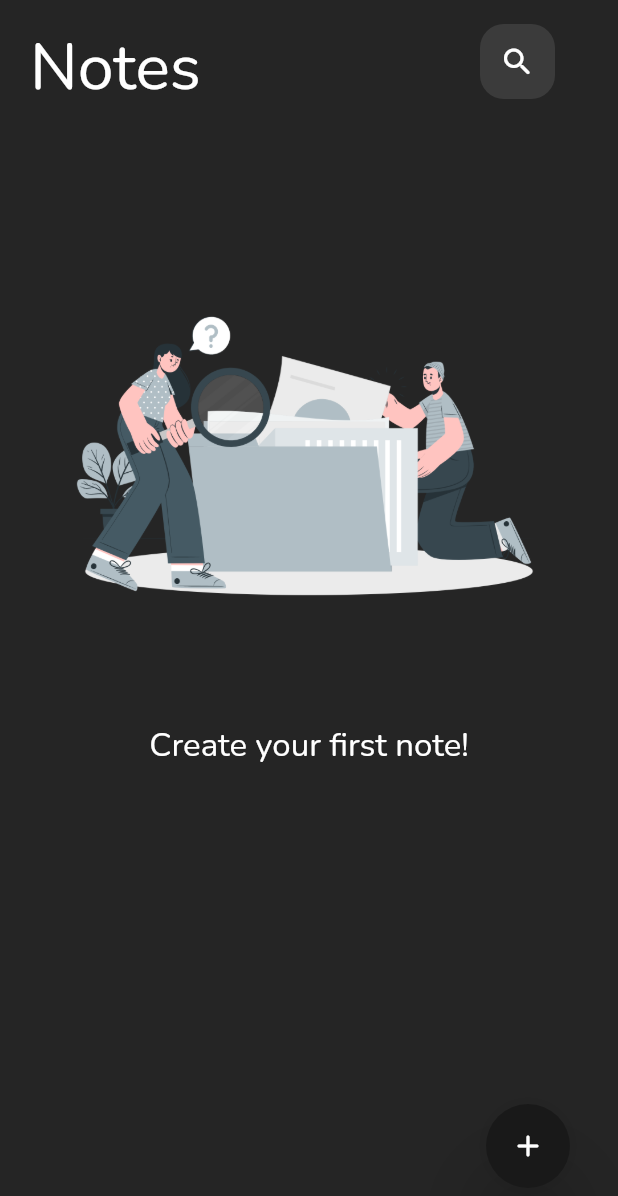
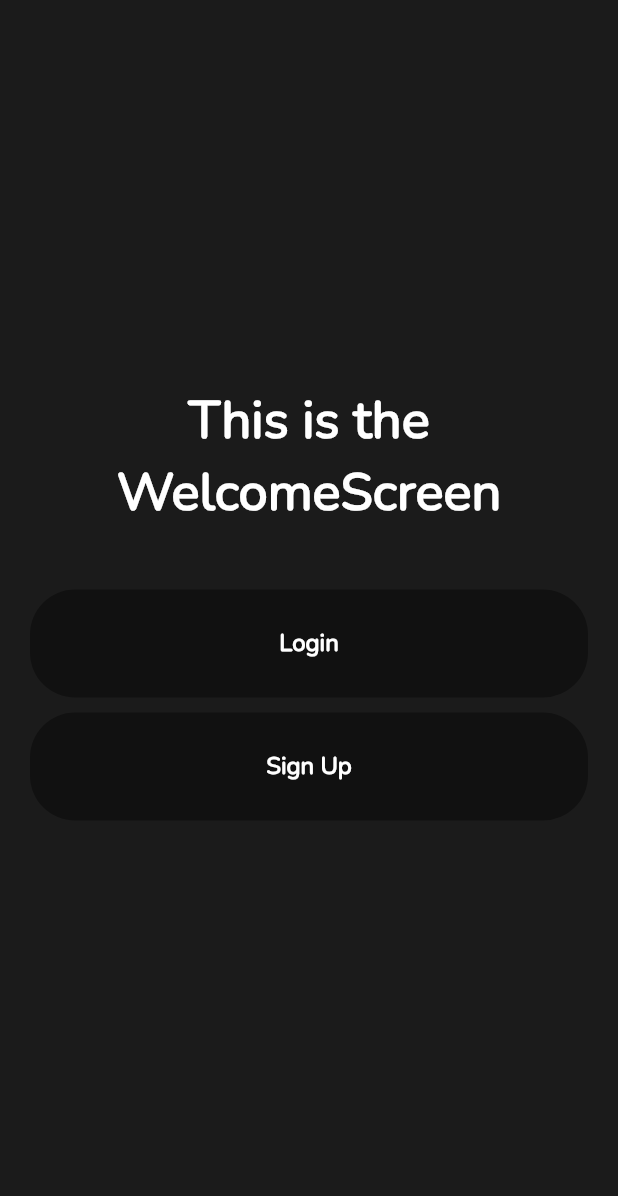
Before and after one commit to MaulanaArya30/Note-Taking-App, a Flutter app: the screen it shows after launch, on a phone screen of 412 x 824 dp. Shown: the top 1196 px of the screen. Run offline on Flutter 3.47's test engine with Material 2 defaults, Android fonts, the phone set to English and light mode, and no system bars; our stand-ins replace bloc, drift; accounts and stored records are empty; generated files the repository leaves out were written again.

Commit message:
main.dart

```diff
--- a/lib/main.dart
+++ b/lib/main.dart
@@ -1,10 +1,14 @@
 import 'package:app_client/blocs/notes_color_cubit.dart';
 import 'package:app_client/blocs/notes_cubit.dart';
 import 'package:app_client/ui/add_note_screen.dart';
+import 'package:app_client/ui/login_page.dart';
 import 'package:app_client/ui/main_screen.dart';
 import 'package:app_client/ui/search_screen.dart';
 import 'package:app_client/ui/show_note_screen.dart';
+import 'package:app_client/ui/signup_page.dart';
 import 'package:app_client/ui/theme/app_theme.dart';
+//import 'package:app_client/ui/welcome_page.dart';
+import 'package:app_client/ui/welcome_screen.dart';
 import 'package:flutter/material.dart';
 import 'package:provider/provider.dart';
 
@@ -40,10 +44,13 @@ class MyApp extends StatelessWidget {
         debugShowCheckedModeBanner: false,
         initialRoute: '/',
         routes: {
-          '/': (context) => const MainScreen(),
+          '/': (context) => const WelcomeScreen(),
+          '/mainscreen': (context) => const MainScreen(),
           '/search': (context) => const SearchScreen(),
           '/add': (context) => NoteAddScreen(),
           '/show': (context) => ShowNoteScreen(),
+          '/login': (context) => const LoginScreen(),
+          '/signup': (context) => const SignupScreen(),
         },
       ),
     );
--- /dev/null
+++ b/lib/ui/welcome_screen.dart
@@ -0,0 +1,76 @@
+import 'package:flutter/material.dart';
+import 'package:flutter/src/foundation/key.dart';
+import 'package:flutter/src/widgets/framework.dart';
+
+class WelcomeScreen extends StatefulWidget {
+  const WelcomeScreen({Key? key}) : super(key: key);
+
+  @override
+  State<WelcomeScreen> createState() => _WelcomeScreenState();
+}
+
+class _WelcomeScreenState extends State<WelcomeScreen> {
+  @override
+  Widget build(BuildContext context) {
+    return Scaffold(
+        body: Container(
+      color: Colors.black26,
+      child: Stack(
+        children: [
+          Center(
+            child: Column(
+              mainAxisAlignment: MainAxisAlignment.center,
+              crossAxisAlignment: CrossAxisAlignment.stretch,
+              children: [
+                Text(
+                  "This is the WelcomeScreen",
+                  textAlign: TextAlign.center,
+                  style: TextStyle(
+                    color: Colors.white,
+                    fontSize: 35,
+                    fontWeight: FontWeight.bold,
+                  ),
+                ),
+                SizedBox(height: 20),
+                Padding(
+                  padding: const EdgeInsets.fromLTRB(20, 20, 20, 5),
+                  child: FlatButton(
+                    onPressed: () {
+                      Navigator.pushNamed(context, '/login');
+                    },
+                    shape: RoundedRectangleBorder(
+                        borderRadius: BorderRadius.circular(30)),
+                    color: Colors.black38,
+                    padding: EdgeInsets.all(25),
+                    child: Text("Login",
+                        style: TextStyle(
+                            color: Colors.white,
+                            fontSize: 16,
+                            fontWeight: FontWeight.bold)),
+                  ),
+                ),
+                Padding(
+                  padding: const EdgeInsets.fromLTRB(20, 5, 20, 20),
+                  child: FlatButton(
+                    onPressed: () {
+                      Navigator.pushNamed(context, '/signup');
+                    },
+                    shape: RoundedRectangleBorder(
+                        borderRadius: BorderRadius.circular(30)),
+                    color: Colors.black38,
+                    padding: EdgeInsets.all(25),
+                    child: Text("Sign Up",
+                        style: TextStyle(
+                            color: Colors.white,
+                            fontSize: 16,
+                            fontWeight: FontWeight.bold)),
+                  ),
+                ),
+              ],
+            ),
+          )
+        ],
+      ),
+    ));
+  }
+}
```
Also changed, not shown: lib/ui/login_page.dart (added, +60 -0 lines), lib/ui/signup_page.dart (added, +59 -0 lines).
